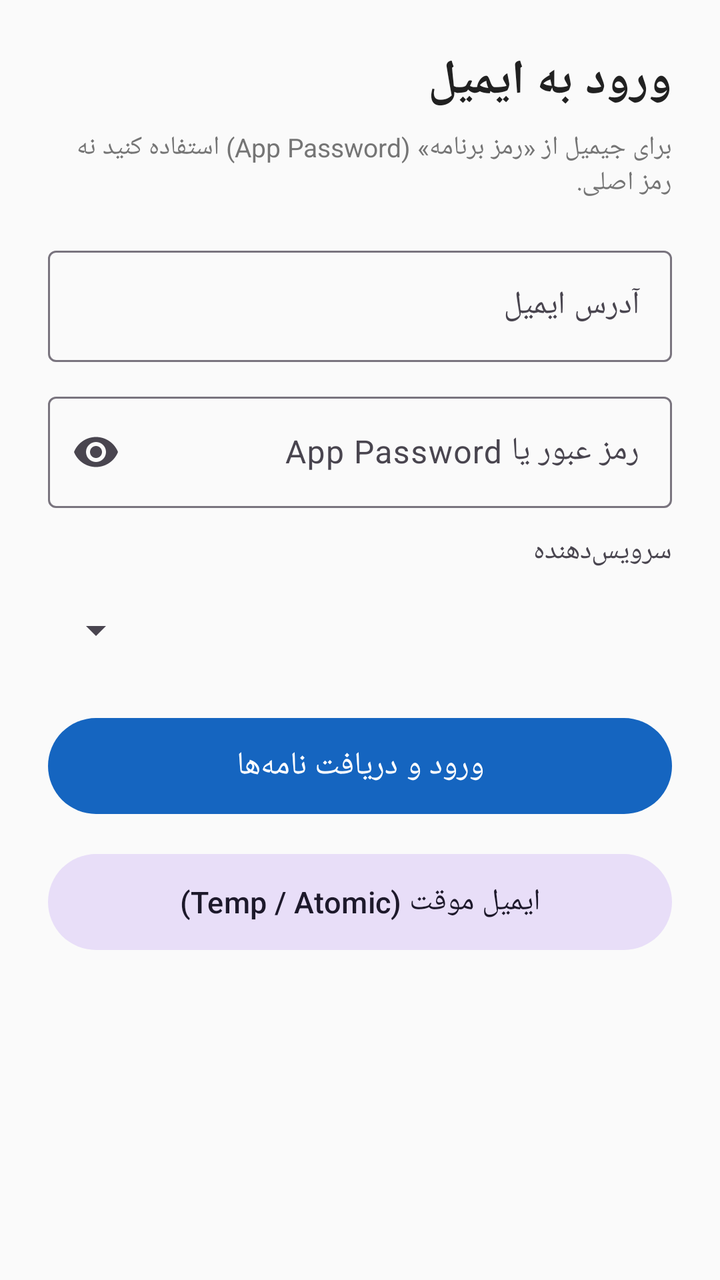
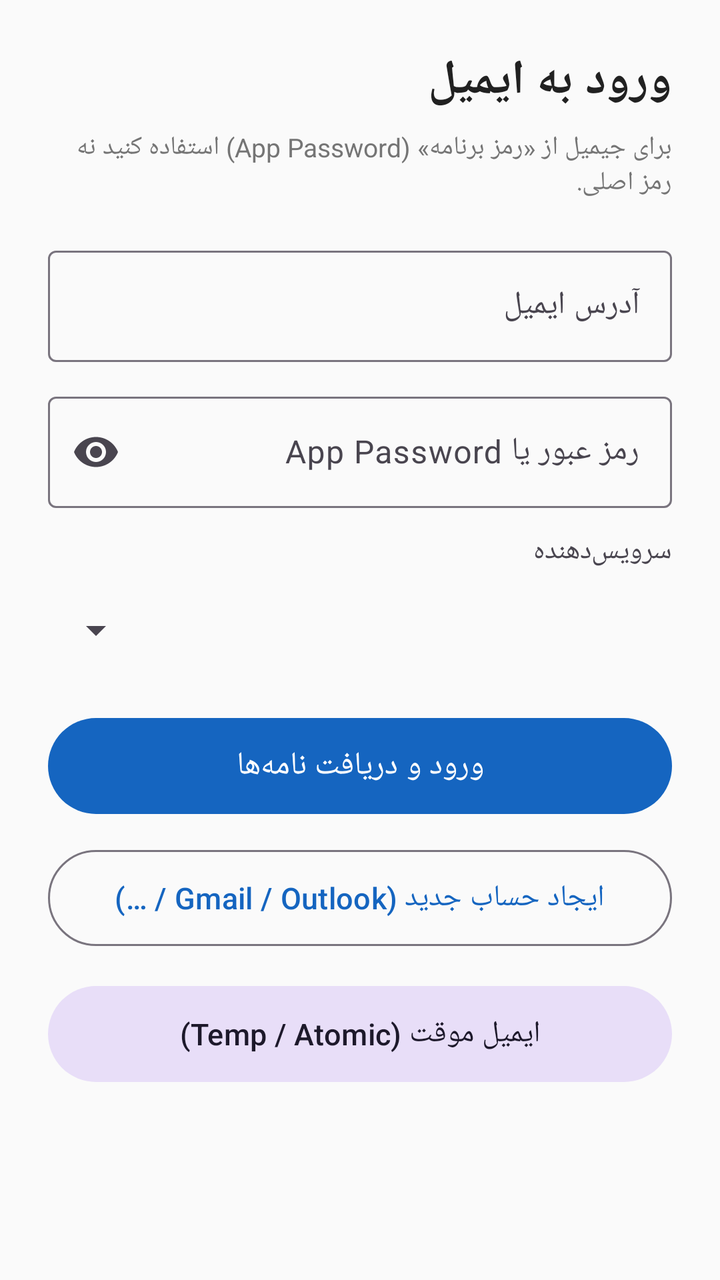

Screens rendered from an Android XML layout before and after an edit, with the pre-edit source and the edit as a unified diff.
<!-- AndroidManifest.xml: application theme Theme.PersianEmail -->
<!-- res/layout/activity_login.xml -->
<?xml version="1.0" encoding="utf-8"?>
<ScrollView xmlns:android="http://schemas.android.com/apk/res/android"
    xmlns:app="http://schemas.android.com/apk/res-auto"
    android:layout_width="match_parent"
    android:layout_height="match_parent"
    android:fillViewport="true"
    android:background="@color/bg">

    <LinearLayout
        android:layout_width="match_parent"
        android:layout_height="wrap_content"
        android:orientation="vertical"
        android:padding="24dp"
        android:layoutDirection="rtl">

        <TextView
            android:layout_width="match_parent"
            android:layout_height="wrap_content"
            android:text="@string/login_title"
            android:textSize="24sp"
            android:textStyle="bold"
            android:textColor="@color/text"
            android:contentDescription="@string/login_title"
            android:layout_marginBottom="8dp" />

        <TextView
            android:layout_width="match_parent"
            android:layout_height="wrap_content"
            android:text="@string/login_help"
            android:textSize="13sp"
            android:textColor="@color/text_muted"
            android:layout_marginBottom="20dp" />

        <com.google.android.material.textfield.TextInputLayout
            android:layout_width="match_parent"
            android:layout_height="wrap_content"
            android:layout_marginBottom="12dp"
            style="@style/Widget.Material3.TextInputLayout.OutlinedBox">
            <com.google.android.material.textfield.TextInputEditText
                android:id="@+id/emailInput"
                android:layout_width="match_parent"
                android:layout_height="wrap_content"
                android:hint="@string/email_hint"
                android:inputType="textEmailAddress"
                android:contentDescription="@string/email_hint" />
        </com.google.android.material.textfield.TextInputLayout>

        <com.google.android.material.textfield.TextInputLayout
            android:layout_width="match_parent"
            android:layout_height="wrap_content"
            android:layout_marginBottom="12dp"
            app:endIconMode="password_toggle"
            style="@style/Widget.Material3.TextInputLayout.OutlinedBox">
            <com.google.android.material.textfield.TextInputEditText
                android:id="@+id/passwordInput"
                android:layout_width="match_parent"
                android:layout_height="wrap_content"
                android:hint="@string/password_hint"
                android:inputType="textPassword"
                android:contentDescription="@string/password_hint" />
        </com.google.android.material.textfield.TextInputLayout>

        <TextView
            android:layout_width="match_parent"
            android:layout_height="wrap_content"
            android:text="@string/provider_hint"
            android:textSize="14sp"
            android:layout_marginBottom="6dp" />

        <Spinner
            android:id="@+id/providerSpinner"
            android:layout_width="match_parent"
            android:layout_height="48dp"
            android:layout_marginBottom="16dp"
            android:contentDescription="@string/provider_hint" />

        <com.google.android.material.textfield.TextInputLayout
            android:id="@+id/imapHostLayout"
            android:layout_width="match_parent"
            android:layout_height="wrap_content"
            android:layout_marginBottom="8dp"
            android:visibility="gone"
            style="@style/Widget.Material3.TextInputLayout.OutlinedBox">
            <com.google.android.material.textfield.TextInputEditText
                android:id="@+id/imapHost"
                android:layout_width="match_parent"
                android:layout_height="wrap_content"
                android:hint="سرور IMAP"
                android:inputType="textUri" />
        </com.google.android.material.textfield.TextInputLayout>

        <com.google.android.material.textfield.TextInputLayout
            android:id="@+id/smtpHostLayout"
            android:layout_width="match_parent"
            android:layout_height="wrap_content"
            android:layout_marginBottom="16dp"
            android:visibility="gone"
            style="@style/Widget.Material3.TextInputLayout.OutlinedBox">
            <com.google.android.material.textfield.TextInputEditText
                android:id="@+id/smtpHost"
                android:layout_width="match_parent"
                android:layout_height="wrap_content"
                android:hint="سرور SMTP"
                android:inputType="textUri" />
        </com.google.android.material.textfield.TextInputLayout>

        <com.google.android.material.button.MaterialButton
            android:id="@+id/loginButton"
            android:layout_width="match_parent"
            android:layout_height="56dp"
            android:text="@string/btn_login"
            android:textSize="16sp"
            android:contentDescription="@string/btn_login" />

        <com.google.android.material.button.MaterialButton
            android:id="@+id/tempMailButton"
            style="@style/Widget.Material3.Button.TonalButton"
            android:layout_width="match_parent"
            android:layout_height="56dp"
            android:layout_marginTop="12dp"
            android:text="ایمیل موقت (Temp / Atomic)"
            android:textSize="15sp"
            android:contentDescription="ایجاد و مدیریت ایمیل موقت" />

        <ProgressBar
            android:id="@+id/progress"
            android:layout_width="wrap_content"
            android:layout_height="wrap_content"
            android:layout_gravity="center"
            android:layout_marginTop="16dp"
            android:visibility="gone"
            android:contentDescription="@string/loading" />

        <TextView
            android:id="@+id/status"
            android:layout_width="match_parent"
            android:layout_height="wrap_content"
            android:layout_marginTop="12dp"
            android:textColor="@color/error"
            android:textSize="14sp"
            android:contentDescription="پیام وضعیت" />
    </LinearLayout>
</ScrollView>
<!-- resources referenced by this layout -->
<resources>
  <color name="bg">#FAFAFA</color>
  <color name="error">#C62828</color>
  <color name="text">#212121</color>
  <color name="text_muted">#757575</color>
  <string name="btn_login">ورود و دریافت نامه‌ها</string>
  <string name="email_hint">آدرس ایمیل</string>
  <string name="loading">در حال بارگذاری…</string>
  <string name="login_help">برای جیمیل از «رمز برنامه» (App Password) استفاده کنید نه رمز اصلی.</string>
  <string name="login_title">ورود به ایمیل</string>
  <string name="password_hint">رمز عبور یا App Password</string>
  <string name="provider_hint">سرویس‌دهنده</string>
  <style name="Theme.PersianEmail" parent="Theme.Material3.Light.NoActionBar">
          <item name="colorPrimary">@color/primary</item>
          <item name="colorPrimaryDark">@color/primary_dark</item>
          <item name="colorAccent">@color/accent</item>
          <item name="android:statusBarColor">@color/primary_dark</item>
          <item name="android:navigationBarColor">@color/surface</item>
          <item name="android:windowBackground">@color/bg</item>
      </style>
  <color name="primary">#1565C0</color>
  <color name="primary_dark">#0D47A1</color>
  <color name="accent">#00897B</color>
  <color name="surface">#FFFFFF</color>
</resources>

<!-- the commit's change to res/layout/activity_login.xml (unified diff, before → after) -->
@@ -113,6 +113,16 @@
             android:contentDescription="@string/btn_login" />
 
         <com.google.android.material.button.MaterialButton
+            android:id="@+id/signupButton"
+            style="@style/Widget.Material3.Button.OutlinedButton"
+            android:layout_width="match_parent"
+            android:layout_height="56dp"
+            android:layout_marginTop="10dp"
+            android:text="ایجاد حساب جدید (Gmail / Outlook / …)"
+            android:textSize="15sp"
+            android:contentDescription="ایجاد حساب جدید در سرویس انتخاب‌شده" />
+
+        <com.google.android.material.button.MaterialButton
             android:id="@+id/tempMailButton"
             style="@style/Widget.Material3.Button.TonalButton"
             android:layout_width="match_parent"
